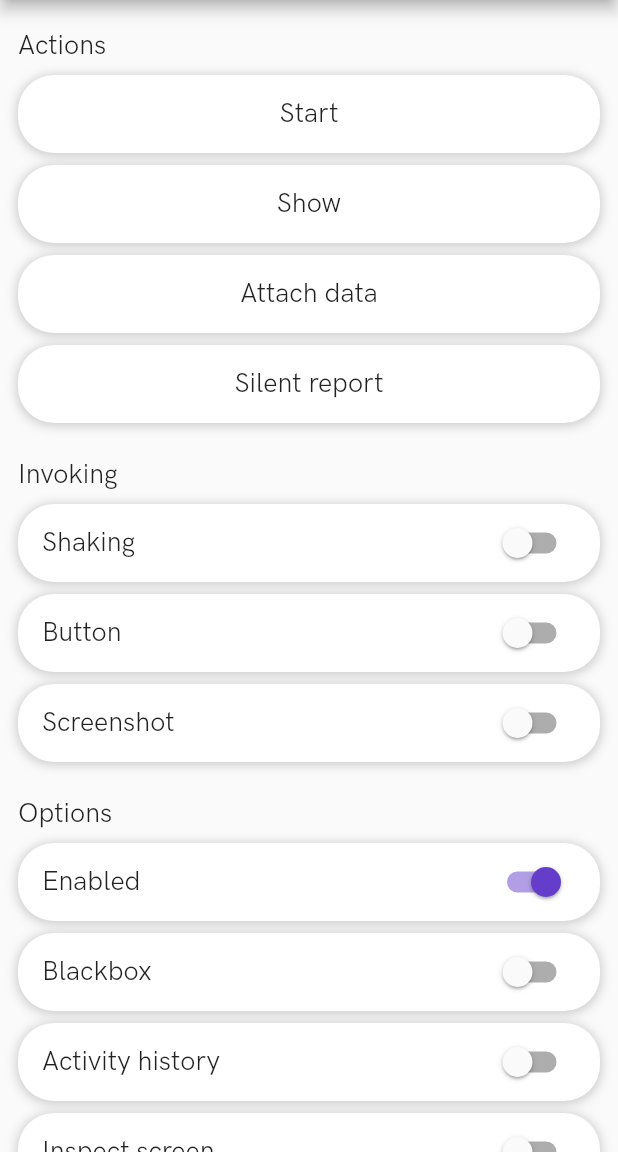
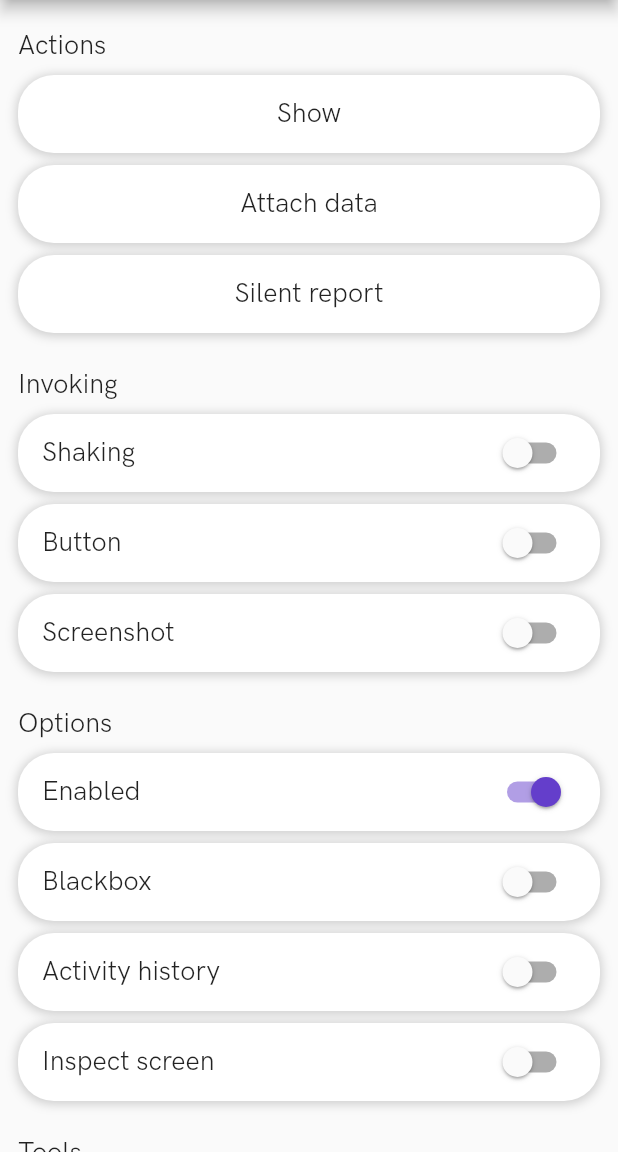
Before and after one commit to shakebugs/shake-flutter, a Flutter app: the screen it shows after launch, on a phone screen of 412 x 824 dp, the part 84-1236 px from its top. Run offline on Flutter 3.47's test engine with Material 2 defaults, Android fonts, the phone set to English and light mode, and no system bars; our stand-ins replace dio, fluttertoast, package_info; missing offline and left inert: shake_dio_interceptor.

Commit message:
Start Shake in main function

```diff
--- a/example/lib/ui/main/home.dart
+++ b/example/lib/ui/main/home.dart
@@ -91,10 +91,6 @@ class _HomeState extends State<Home> {
                       crossAxisAlignment: CrossAxisAlignment.start,
                       children: [
                         Header('Actions'),
-                        Button(
-                          'Start',
-                          _onStartPress,
-                        ),
                         Button(
                           'Show',
                           _onShowPress,
@@ -214,10 +210,6 @@ class _HomeState extends State<Home> {
             ),
           )),
     );
-  }
-
-  _onStartPress() {
-    Shake.start();
   }
 
   _onShowPress() {
```
Also changed, not shown: example/lib/main.dart (+9 -1 lines).
